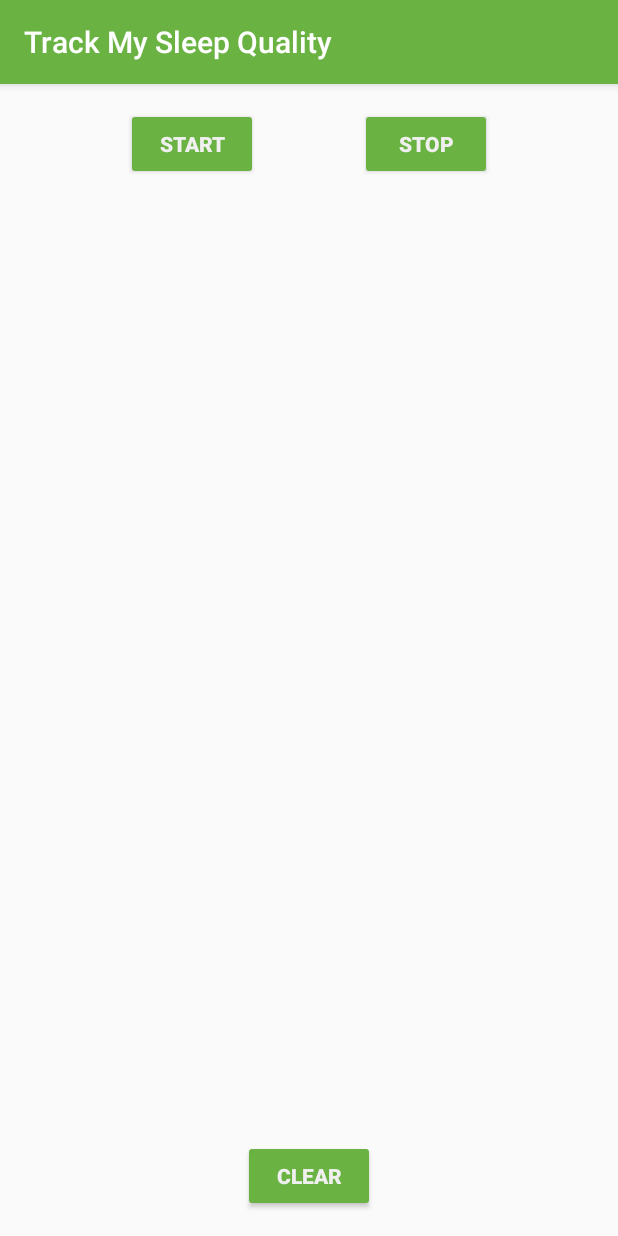
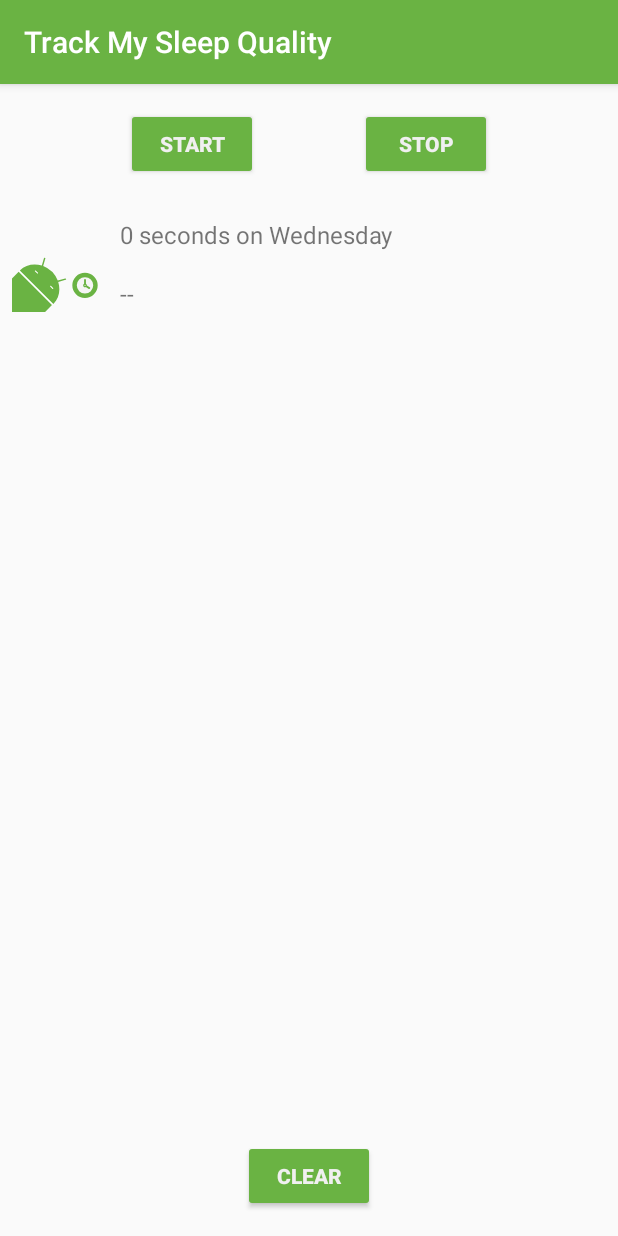
Before and after one commit to shashank5013/Track-My-Sleep, an Android app: the screen it shows after launch (MainActivity), after a tap on "START", on a phone screen of 412 x 824 dp. Run offline under Robolectric (Android 15) with nearby library versions, the phone set to English and light mode, and no system bars; our stand-ins replace Room's generated code, data binding; Roboto replaces fonts that are not available here; 3 statements that could not run were skipped.

Commit message:
Added Recycler View and Data Binding

```diff
--- a/app/src/main/java/com/example/android/trackmysleepquality/Util.kt
+++ b/app/src/main/java/com/example/android/trackmysleepquality/Util.kt
@@ -18,16 +18,50 @@ package com.example.android.trackmysleepquality
 
 import android.annotation.SuppressLint
 import android.content.res.Resources
-import android.os.Build
 import android.text.Html
 import android.text.Spanned
-import androidx.core.text.HtmlCompat
 import com.example.android.trackmysleepquality.database.SleepNight
 import java.text.SimpleDateFormat
+import java.util.*
+import java.util.concurrent.TimeUnit
 
 /**
  * These functions create a formatted string that can be set in a TextView.
  */
+private val ONE_MINUTE_MILLIS = TimeUnit.MILLISECONDS.convert(1, TimeUnit.MINUTES)
+private val ONE_HOUR_MILLIS = TimeUnit.MILLISECONDS.convert(1, TimeUnit.HOURS)
+
+/**
+ * Convert a duration to a formatted string for display.
+ *
+ * Examples:
+ *
+ * 6 seconds on Wednesday
+ * 2 minutes on Monday
+ * 40 hours on Thursday
+ *
+ * @param startTimeMilli the start of the interval
+ * @param endTimeMilli the end of the interval
+ * @param res resources used to load formatted strings
+ */
+fun convertDurationToFormatted(startTimeMilli: Long, endTimeMilli: Long, res: Resources): String {
+    val durationMilli = endTimeMilli - startTimeMilli
+    val weekdayString = SimpleDateFormat("EEEE", Locale.getDefault()).format(startTimeMilli)
+    return when {
+        durationMilli < ONE_MINUTE_MILLIS -> {
+            val seconds = TimeUnit.SECONDS.convert(durationMilli, TimeUnit.MILLISECONDS)
+            res.getString(R.string.seconds_length, seconds, weekdayString)
+        }
+        durationMilli < ONE_HOUR_MILLIS -> {
+            val minutes = TimeUnit.MINUTES.convert(durationMilli, TimeUnit.MILLISECONDS)
+            res.getString(R.string.minutes_length, minutes, weekdayString)
+        }
+        else -> {
+            val hours = TimeUnit.HOURS.convert(durationMilli, TimeUnit.MILLISECONDS)
+            res.getString(R.string.hours_length, hours, weekdayString)
+        }
+    }
+}
 
 /**
  * Returns a string representing the numeric quality rating.
@@ -97,9 +131,5 @@ fun formatNights(nights: List<SleepNight>, resources: Resources): Spanned {
             }
         }
     }
-    if (Build.VERSION.SDK_INT >= Build.VERSION_CODES.N) {
-        return Html.fromHtml(sb.toString(), Html.FROM_HTML_MODE_LEGACY)
-    } else {
-        return HtmlCompat.fromHtml(sb.toString(), HtmlCompat.FROM_HTML_MODE_LEGACY)
-    }
+    return Html.fromHtml(sb.toString(), Html.FROM_HTML_MODE_LEGACY)
 }
--- /dev/null
+++ b/app/src/main/java/com/example/android/trackmysleepquality/sleeptracker/BindingUtilis.kt
@@ -0,0 +1,41 @@
+package com.example.android.trackmysleepquality.sleeptracker
+
+import android.widget.ImageView
+import android.widget.TextView
+import androidx.databinding.BindingAdapter
+import com.example.android.trackmysleepquality.R
+import com.example.android.trackmysleepquality.convertDurationToFormatted
+import com.example.android.trackmysleepquality.convertNumericQualityToString
+import com.example.android.trackmysleepquality.database.SleepNight
+
+
+@BindingAdapter("sleepDuration")
+fun TextView.setSleepDurationString(sleepNight: SleepNight?){
+    sleepNight?.let {
+        this.text= convertDurationToFormatted(it.startTime,it.endTime,resources)
+    }
+}
+
+@BindingAdapter("sleepQuality")
+fun TextView.setSleepQualityString(sleepNight: SleepNight?){
+    sleepNight?.let {
+        this.text= convertNumericQualityToString(it.sleepQuality,resources)
+    }
+}
+
+@BindingAdapter("sleepQualityImage")
+fun ImageView.setSleepQualityImage(sleepNight: SleepNight?){
+    sleepNight?.let {
+        this.setImageResource(
+            when (it.sleepQuality) {
+                0 -> R.drawable.ic_sleep_0
+                1 -> R.drawable.ic_sleep_1
+                2 -> R.drawable.ic_sleep_2
+                3 -> R.drawable.ic_sleep_3
+                4 -> R.drawable.ic_sleep_4
+                5 -> R.drawable.ic_sleep_5
+                else -> R.drawable.ic_sleep_active
+            }
+        )
+    }
+}
--- /dev/null
+++ b/app/src/main/java/com/example/android/trackmysleepquality/sleeptracker/SleepTrackerAdapter.kt
@@ -0,0 +1,61 @@
+package com.example.android.trackmysleepquality.sleeptracker
+
+import android.view.LayoutInflater
+import android.view.ViewGroup
+import androidx.recyclerview.widget.AsyncListDiffer
+import androidx.recyclerview.widget.DiffUtil
+import androidx.recyclerview.widget.RecyclerView
+import com.example.android.trackmysleepquality.database.SleepNight
+import com.example.android.trackmysleepquality.databinding.ListItemSleepNightBinding
+
+class SleepTrackerAdapter : RecyclerView.Adapter<SleepTrackerAdapter.ViewHolder>() {
+
+    class ViewHolder private constructor(val binding:ListItemSleepNightBinding) : RecyclerView.ViewHolder(binding.root){
+
+        fun bind(
+            currNight: SleepNight
+        ) {
+            binding.sleepNight=currNight
+            binding.executePendingBindings()
+        }
+
+        companion object {
+            fun from(parent: ViewGroup) =
+                ViewHolder(
+                    ListItemSleepNightBinding.inflate(
+                        LayoutInflater.from(parent.context),
+                        parent,
+                        false
+                    )
+                )
+        }
+    }
+
+    private val callback=object : DiffUtil.ItemCallback<SleepNight>(){
+        override fun areItemsTheSame(oldItem: SleepNight, newItem: SleepNight): Boolean {
+            return oldItem.nightID==newItem.nightID
+        }
+
+        override fun areContentsTheSame(oldItem: SleepNight, newItem: SleepNight): Boolean {
+            return oldItem==newItem
+        }
+    }
+
+    val differ=AsyncListDiffer<SleepNight>(this,callback)
+
+
+    override fun onCreateViewHolder(parent: ViewGroup, viewType: Int): ViewHolder {
+        return ViewHolder.from(parent)
+    }
+
+    override fun onBindViewHolder(holder: ViewHolder, position: Int) {
+        val currNight=differ.currentList[position]
+        holder.bind(currNight)
+    }
+
+
+    override fun getItemCount()=differ.currentList.size
+
+
+
+}
--- a/app/src/main/java/com/example/android/trackmysleepquality/sleeptracker/SleepTrackerFragment.kt
+++ b/app/src/main/java/com/example/android/trackmysleepquality/sleeptracker/SleepTrackerFragment.kt
@@ -69,6 +69,11 @@ class SleepTrackerFragment : Fragment() {
                 sleepTrackerViewModel.nightEnded()
             }
         })
+        val adapter=SleepTrackerAdapter()
+        binding.sleepList.adapter=adapter
+        sleepTrackerViewModel.allNight.observe(viewLifecycleOwner, Observer {
+            adapter.differ.submitList(it)
+        })
 
         return binding.root
     }
--- a/app/src/main/java/com/example/android/trackmysleepquality/sleeptracker/SleepTrackerViewModel.kt
+++ b/app/src/main/java/com/example/android/trackmysleepquality/sleeptracker/SleepTrackerViewModel.kt
@@ -32,7 +32,9 @@ class SleepTrackerViewModel(
         val database: SleepDatabaseDao,
         application: Application) : AndroidViewModel(application) {
 
-        private val  allNight=database.getAllNights()
+        private val  _allNight=database.getAllNights()
+        val allNight:LiveData<List<SleepNight>>
+        get() = _allNight
 
         val allNightString=Transformations.map(allNight){
                         formatNights(it,application.resources)
@@ -59,7 +61,7 @@ class SleepTrackerViewModel(
 
         private fun initialiseTonight(){
                 viewModelScope.launch {
-                        var currentNight: SleepNight? = getTonight()
+                        val currentNight: SleepNight? = getTonight()
                         if(currentNight!=null && (currentNight.startTime==currentNight.endTime)){
                                 _tonight.value=currentNight
                         }
@@ -85,8 +87,9 @@ class SleepTrackerViewModel(
                                 it.endTime=System.currentTimeMillis()
                                 update(it)
                         }
+
                         _currentNightEnded.value=true
-                        _tonight.value=null
+
                 }
         }
         fun clearAllNight(){
--- /dev/null
+++ b/app/src/main/res/drawable/ic_sleep_active.xml
@@ -0,0 +1,77 @@
+<!--
+  ~ Copyright 2018, The Android Open Source Project
+  ~
+  ~ Licensed under the Apache License, Version 2.0 (the "License");
+  ~ you may not use this file except in compliance with the License.
+  ~ You may obtain a copy of the License at
+  ~
+  ~     http://www.apache.org/licenses/LICENSE-2.0
+  ~
+  ~ Unless required by applicable law or agreed to in writing, software
+  ~ distributed under the License is distributed on an "AS IS" BASIS,
+  ~ WITHOUT WARRANTIES OR CONDITIONS OF ANY KIND, either express or implied.
+  ~ See the License for the specific language governing permissions and
+  ~ limitations under the License.
+  -->
+
+<vector xmlns:android="http://schemas.android.com/apk/res/android"
+    android:width="108dp"
+    android:height="108dp"
+    android:viewportWidth="512"
+    android:viewportHeight="512">
+    <path
+        android:pathData="M35.58,297.76l6.18,-7.64l98.76,-8.5l100.14,101.33l-20,86.04l-7.5,6.29l-126.86,-7.63l-50.72,-169.89z"
+        android:fillColor="#fff"/>
+    <path
+        android:pathData="M389,302.51q-28.14,0 -47.68,19.54T321.8,369.73q0,28.15 19.55,48.08T389,437.74q28.14,0 48.08,-19.93T457,369.73q0,-28.14 -19.93,-47.68T389,302.51Z"
+        android:fillColor="#6ab343"/>
+    <path
+        android:pathData="M389.17,326.32a43.23,43.23 0,0 0,-43.55 43.55A42.84,42.84 0,0 0,358.28 401a41.6,41.6 0,0 0,30.89 12.92,44.09 44.09,0 0,0 44.05,-44.06A41.61,41.61 0,0 0,420.31 339,42.91 42.91,0 0,0 389.17,326.32Z"
+        android:fillColor="#f5f5f5"/>
+    <path
+        android:pathData="M389.4,363.79L389.4,340.35"
+        android:strokeLineJoin="round"
+        android:strokeWidth="10"
+        android:fillColor="#00000000"
+        android:strokeColor="#6ab343"
+        android:strokeLineCap="round"/>
+    <path
+        android:pathData="M394.5,373.69L412.12,384.46"
+        android:strokeLineJoin="round"
+        android:strokeWidth="10"
+        android:fillColor="#00000000"
+        android:strokeColor="#6ab343"
+        android:strokeLineCap="round"/>
+    <path
+        android:pathData="M389.39,363.79a6.25,6.25 0,0 0,-6.3 6.3,6.2 6.2,0 0,0 1.83,4.5 6,6 0,0 0,4.47 1.87,6.37 6.37,0 0,0 6.36,-6.37 6,6 0,0 0,-1.86 -4.47A6.21,6.21 0,0 0,389.39 363.79Z"
+        android:strokeWidth="7"
+        android:fillColor="#f5f5f5"
+        android:strokeColor="#6ab343"/>
+    <group>
+        <clip-path android:pathData="M584.94,0h512v512h-512z M 0,0"/>
+        <path
+            android:pathData="M448.55,437.05,709.34,697.84a8.72,8.72,0,0,0,12.32,0l325.45,-325.45a8.72,8.72,0,0,0,0,-12.32L778,91a18.84,18.84,0,0,0,-26.65,0L442,382.4l-2.36,5.16A44.07,44.07,0,0,0,448.55,437.05Z"
+            android:fillColor="#43a047"/>
+        <path
+            android:pathData="M440.25,415.17l275.52002,275.52l335.0,-334.99l-278.15002,-278.15002l-334.26,328.40002l1.8900146,9.220001z"
+            android:fillColor="#c0ca33"/>
+        <path
+            android:pathData="M544.72,137.12h393.36v473.76h-393.36z"
+            android:fillColor="#e6ee9c"/>
+        <path
+            android:pathData="M548.74,117.2H930.26a8.41,8.41,0,0,1,8.41,8.41V586.47a8.41,8.41,0,0,1,-8.41,8.41H548.74a18.19,18.19,0,0,1,-18.19,-18.19V135.4a18.19,18.19,0,0,1,18.19,-18.19Z"
+            android:fillColor="#6ab343"/>
+        <path
+            android:pathData="M601.64,-8.95h13.65v477.68h-13.65z"
+            android:fillColor="#43a047"/>
+        <path
+            android:pathData="M612.29,-1.71h6.82v477.68h-6.82z"
+            android:fillColor="#66bb6a"/>
+    </group>
+    <group>
+        <clip-path android:pathData="M0,0h512v512h-512z M 0,0"/>
+        <path
+            android:pathData="M246.59,351.91l39.17,-11.45a3.89,3.89,0,1,0,-2.17,-7.47L244,344.56a136.82,136.82,0,0,0,-77.69,-77.77l11.49,-39.53a3.89,3.89,0,1,0,-7.46,-2.19l-11.42,39.16c-41.3,-13.19,-86.47,-4.84,-117.17,25.89L220.66,469c30.72,-30.71,39,-75.78,25.93,-117.08m-211,-54.15L-93.27,426.67a29.94,29.94,0,0,0,0,42.38l14.43,14.43,-44,44a28.11,28.11,0,0,0,0,39.71,28.12,28.12,0,0,0,39.74,0l44,-44L-12.31,550l-44,44a28.1,28.1,0,0,0,0,39.71,28.1,28.1,0,0,0,39.74,0l44,-44,14.49,14.47a30,30,0,0,0,42.39,0l128.86,-128.9Zm180.59,90.92L203.59,376.1a1.71,1.71,0,0,1,0,-2.41l1.59,-1.59a1.71,1.71,0,0,1,2.41,0l12.58,12.58a1.71,1.71,0,0,1,0,2.41l-1.59,1.59A1.7,1.7,0,0,1,216.17,388.68Zm-81.43,-81.43,-12.58,-12.58a1.7,1.7,0,0,1,0,-2.4l1.59,-1.6a1.71,1.71,0,0,1,2.41,0l12.58,12.59a1.68,1.68,0,0,1,0,2.4l-1.59,1.59A1.7,1.7,0,0,1,134.74,307.25Zm-99.16,-9.49L-93.27,426.67a29.94,29.94,0,0,0,0,42.38l14.43,14.43,-44,44a28.11,28.11,0,0,0,0,39.71,28.12,28.12,0,0,0,39.74,0l44,-44L-12.31,550l-44,44a28.1,28.1,0,0,0,0,39.71,28.1,28.1,0,0,0,39.74,0l44,-44,14.49,14.47a30,30,0,0,0,42.39,0l128.86,-128.9Z"
+            android:fillColor="#6ab343"/>
+    </group>
+</vector>
--- a/app/src/main/res/layout/fragment_sleep_tracker.xml
+++ b/app/src/main/res/layout/fragment_sleep_tracker.xml
@@ -38,32 +38,24 @@
              better and more efficient way to do this, and you will learn about
              RecyclerView in a later lesson. -->
 
-        <ScrollView
-            android:layout_width="match_parent"
-            android:layout_height="0dp"
-            app:layout_constraintBottom_toTopOf="@+id/clear_button"
-            app:layout_constraintEnd_toEndOf="parent"
-            app:layout_constraintRight_toRightOf="parent"
-            app:layout_constraintStart_toStartOf="parent"
-            app:layout_constraintTop_toBottomOf="@+id/stop_button">
 
-            <!-- In the TextView, we can access the nightsString LiveData,
-                 which keeps it displayed and updated in the TextView
-                 whenever it changes. -->
-
-            <TextView
-                android:id="@+id/textview"
-                android:layout_width="match_parent"
-                android:layout_height="wrap_content"
-                android:layout_marginStart="@dimen/margin"
-                android:layout_marginTop="@dimen/margin"
-                android:layout_marginEnd="@dimen/margin"
-                android:text="@{sleepTrackerViewModel.allNightString}"/>
-        </ScrollView>
 
         <!-- With data binding and LiveData, we can track the buttons' visibility states
              from the ViewModel. The click handler is in the ViewModel as well, and
              you can set it for the Views using this lambda pattern. -->
+
+        <androidx.recyclerview.widget.RecyclerView
+            android:id="@+id/sleep_list"
+            android:layout_width="0dp"
+            android:layout_height="0dp"
+            android:layout_marginTop="8dp"
+            android:layout_marginBottom="8dp"
+            tools:listitem="@layout/list_item_sleep_night"
+            app:layout_constraintBottom_toTopOf="@+id/clear_button"
+            app:layout_constraintEnd_toEndOf="parent"
+            app:layout_constraintStart_toStartOf="parent"
+            app:layoutManager="androidx.recyclerview.widget.LinearLayoutManager"
+            app:layout_constraintTop_toBottomOf="@+id/start_button" />
 
         <Button
             android:id="@+id/start_button"
--- /dev/null
+++ b/app/src/main/res/layout/list_item_sleep_night.xml
@@ -0,0 +1,58 @@
+<?xml version="1.0" encoding="utf-8"?>
+<layout xmlns:android="http://schemas.android.com/apk/res/android"
+    xmlns:app="http://schemas.android.com/apk/res-auto"
+    xmlns:tools="http://schemas.android.com/tools">
+
+    <data>
+        <variable
+            name="sleepNight"
+            type="com.example.android.trackmysleepquality.database.SleepNight" />
+    </data>
+
+    <androidx.constraintlayout.widget.ConstraintLayout
+        android:layout_width="match_parent"
+        android:layout_height="wrap_content">
+
+        <ImageView
+            android:id="@+id/quality_image"
+            android:layout_width="@dimen/icon_size"
+            android:layout_height="80dp"
+            android:layout_marginStart="8dp"
+            android:layout_marginTop="8dp"
+            android:layout_marginBottom="8dp"
+            app:layout_constraintBottom_toBottomOf="parent"
+            app:layout_constraintStart_toStartOf="parent"
+            app:layout_constraintTop_toTopOf="parent"
+            app:sleepQualityImage="@{sleepNight}"
+            tools:srcCompat="@drawable/ic_sleep_0" />
+
+        <TextView
+            android:id="@+id/sleep_length_text"
+            android:layout_width="0dp"
+            android:layout_height="wrap_content"
+            android:layout_marginStart="8dp"
+            android:layout_marginEnd="8dp"
+            android:textSize="16sp"
+            app:layout_constraintBottom_toTopOf="@+id/quality_text"
+            app:layout_constraintEnd_toEndOf="parent"
+            app:layout_constraintHorizontal_bias="0.0"
+            app:layout_constraintStart_toEndOf="@+id/quality_image"
+            app:layout_constraintTop_toTopOf="parent"
+            tools:text="8 Hours on Friday"
+            app:sleepDuration="@{sleepNight}"/>
+
+        <TextView
+            android:id="@+id/quality_text"
+            android:layout_width="0dp"
+            android:layout_height="wrap_content"
+            android:layout_marginStart="8dp"
+            android:layout_marginEnd="8dp"
+            tools:text="Poor"
+            android:textSize="16sp"
+            app:layout_constraintBottom_toBottomOf="parent"
+            app:layout_constraintEnd_toEndOf="parent"
+            app:sleepQuality="@{sleepNight}"
+            app:layout_constraintStart_toEndOf="@+id/quality_image"
+            app:layout_constraintTop_toBottomOf="@+id/sleep_length_text" />
+    </androidx.constraintlayout.widget.ConstraintLayout>
+</layout>
--- a/app/src/main/res/values/strings.xml
+++ b/app/src/main/res/values/strings.xml
@@ -52,5 +52,10 @@
 
     <!-- Toast to play after Clear button has been pressed -->
     <string name="cleared_message">All your data is gone forever.</string>
+    <string name="header_text">Sleep Results</string>
+    <string name="close">Close</string>
+    <string name="minutes_length">%d minutes on %s</string>
+    <string name="hours_length">%d hours on %s</string>
+    <string name="seconds_length">%d seconds on %s</string>
 
 </resources>
```
